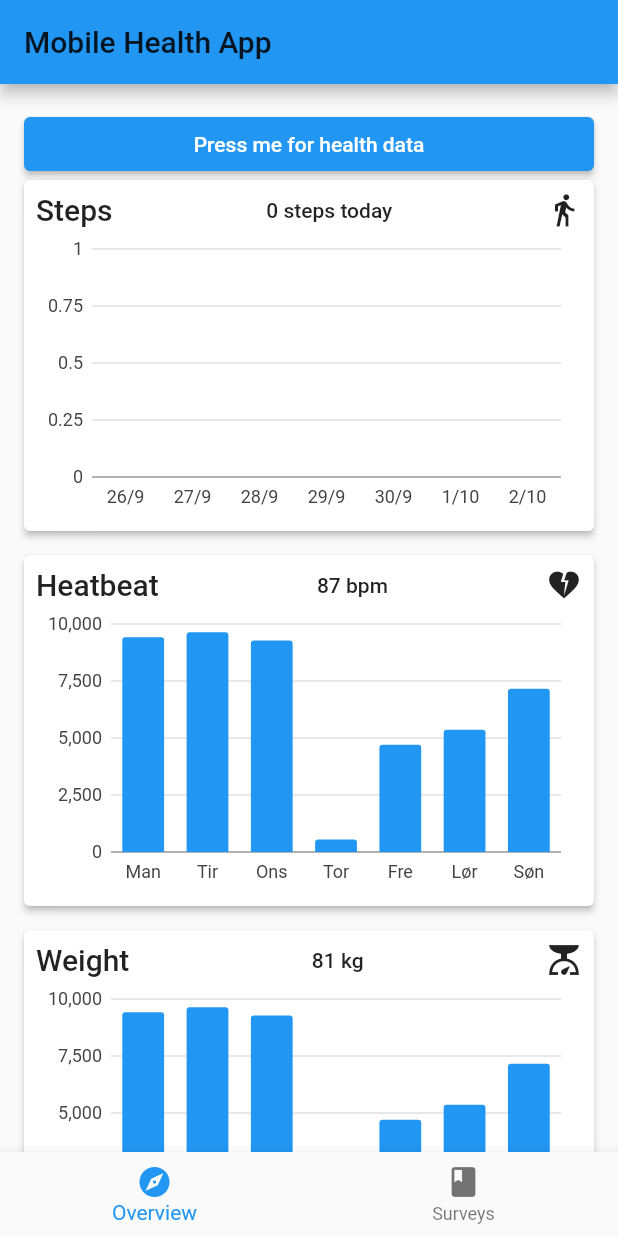
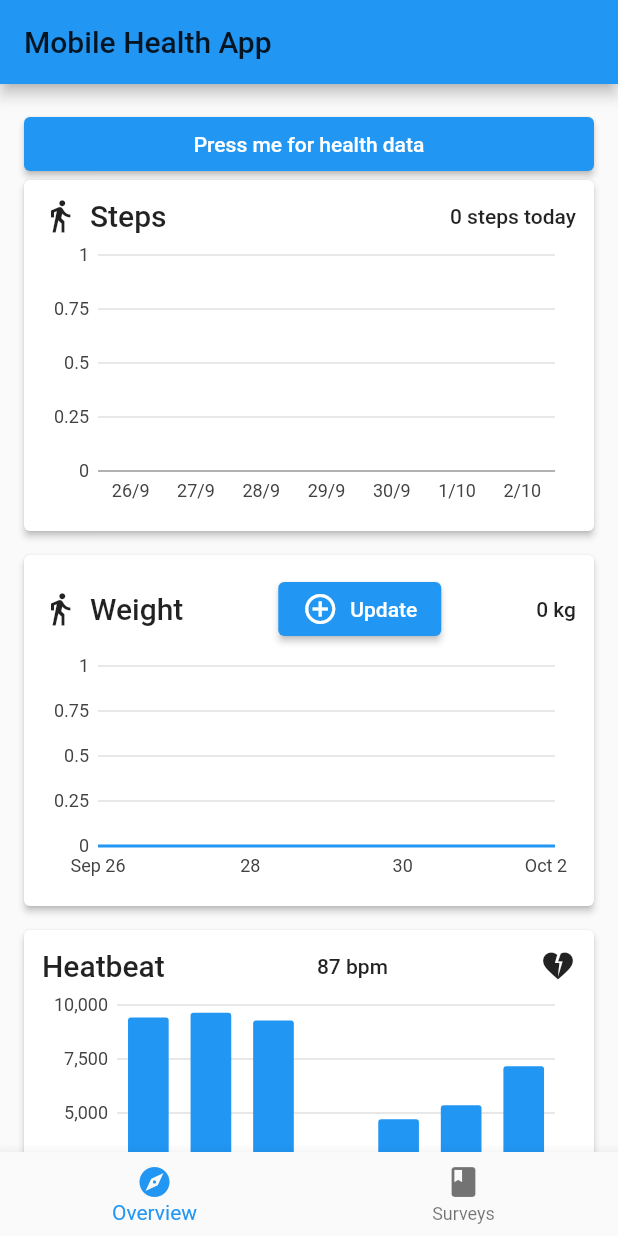
Before and after one commit to mikklf/flutter_health_app, a Flutter app: the screen it shows after launch, on a phone screen of 412 x 824 dp. Run offline on Flutter 3.47's test engine with Material 2 defaults, Android fonts, the light colour scheme and no system bars; our stand-ins replace bloc, community_charts_flutter, device_info_plus, equatable, flutter_bloc, get_it and 2 more; missing offline and left inert: health, research_package; accounts and stored records are empty.

Commit message:
refactor widgets + rename step provider

```diff
--- a/lib/di.dart
+++ b/lib/di.dart
@@ -6,7 +6,7 @@ import 'package:flutter_health_app/domain/interfaces/survey_provider.dart';
 import 'package:flutter_health_app/domain/interfaces/survey_repository.dart';
 import 'package:flutter_health_app/src/data/dataproviders/inmemory_survey_provider.dart';
 import 'package:flutter_health_app/src/data/dataproviders/sqlite_survey_entry_provider.dart';
-import 'package:flutter_health_app/src/data/dataproviders/health_step_provider.dart';
+import 'package:flutter_health_app/src/data/dataproviders/sqlite_step_provider.dart';
 import 'package:flutter_health_app/src/data/repositories/step_repository.dart';
 import 'package:flutter_health_app/src/data/repositories/survey_entry_repository.dart';
 import 'package:flutter_health_app/src/data/repositories/survey_repository.dart';
@@ -29,7 +29,7 @@ class ServiceLocator {
       services<ISurveyEntryProvider>(),
     ));
 
-    services.registerSingleton<IStepProvider>(HealthStepProvider());
+    services.registerSingleton<IStepProvider>(SqliteStepProvider());
 
     services.registerSingleton<IStepRepository>(StepRepository(
       services<IStepProvider>(),
--- a/lib/src/presentation/screens/overview_screen/overview_screen.dart
+++ b/lib/src/presentation/screens/overview_screen/overview_screen.dart
@@ -27,8 +27,8 @@ class OverviewScreen extends StatelessWidget {
             onPressed: _healthButtonPressed,
             child: const Text("Press me for health data")),
         const StepsWidget(),
+        const WeightWidget(),
         const HeartbeatWidget(),
-        const WeightWidget(),
       ],
     );
   }
--- /dev/null
+++ b/lib/src/presentation/screens/overview_screen/widgets/data_card_box_widget.dart
@@ -0,0 +1,21 @@
+import 'package:flutter/material.dart';
+
+class DataCardBoxWidget extends StatelessWidget {
+  final Widget? child;
+
+  const DataCardBoxWidget({super.key, this.child});
+
+  @override
+  Widget build(BuildContext context) {
+    return SizedBox(
+        height: 250,
+        child: Card(
+          margin: const EdgeInsets.only(bottom: 16),
+          elevation: 2,
+          child: Padding(
+            padding: const EdgeInsets.all(12.0),
+            child: child,
+          ),
+        ));
+  }
+}
--- a/lib/src/presentation/screens/overview_screen/widgets/heartbeat_widget.dart
+++ b/lib/src/presentation/screens/overview_screen/widgets/heartbeat_widget.dart
@@ -1,7 +1,9 @@
 import 'dart:math';
 
 import 'package:flutter/material.dart';
-import 'package:community_charts_flutter/community_charts_flutter.dart' as charts;
+import 'package:community_charts_flutter/community_charts_flutter.dart'
+    as charts;
+import 'package:flutter_health_app/src/presentation/screens/overview_screen/widgets/data_card_box_widget.dart';
 
 class HeartbeatWidget extends StatelessWidget {
   const HeartbeatWidget({
@@ -10,30 +12,20 @@ class HeartbeatWidget extends StatelessWidget {
 
   @override
   Widget build(BuildContext context) {
-    return SizedBox(
-        height: 250,
-        child: Card(
-          margin: const EdgeInsets.only(bottom: 16),
-          elevation: 2,
-          child: Padding(
-            padding: const EdgeInsets.all(8.0),
+    return DataCardBoxWidget(
         child: Column(children: [
       Row(
         mainAxisAlignment: MainAxisAlignment.spaceBetween,
         children: [
-                  Text("Heatbeat",
-                      style: Theme.of(context).textTheme.titleLarge),
-                  Text("87 bpm",
-                      style: Theme.of(context).textTheme.bodyLarge),
+          Text("Heatbeat", style: Theme.of(context).textTheme.titleLarge),
+          Text("87 bpm", style: Theme.of(context).textTheme.bodyLarge),
           const Icon(Icons.heart_broken),
         ],
       ),
       Expanded(
         child: SimpleBarChart.withRandomData(),
       ),
-            ]),
-          ),
-        ));
+    ]));
   }
 }
 
--- a/lib/src/presentation/screens/overview_screen/widgets/steps_widget.dart
+++ b/lib/src/presentation/screens/overview_screen/widgets/steps_widget.dart
@@ -7,6 +7,7 @@ import 'package:flutter_health_app/domain/interfaces/step_repository.dart';
 import 'package:flutter_health_app/src/business_logic/cubit/steps_cubit.dart';
 import 'package:flutter_health_app/src/business_logic/cubit/sync_cubit.dart';
 import 'package:flutter_health_app/src/data/models/steps.dart';
+import 'package:flutter_health_app/src/presentation/screens/overview_screen/widgets/data_card_box_widget.dart';
 
 class StepsWidget extends StatelessWidget {
   const StepsWidget({
@@ -27,19 +28,14 @@ class StepsWidget extends StatelessWidget {
         },
         child: BlocBuilder<StepsCubit, StepsCubitState>(
           builder: (context, state) {
-            return SizedBox(
-                height: 250,
-                child: Card(
-                  margin: const EdgeInsets.only(bottom: 16),
-                  elevation: 2,
-                  child: Padding(
-                    padding: const EdgeInsets.all(8.0),
-                    child: Column(children: [
-                      _buildHeader(context, state),
-                      _buildChart(context, state),
-                    ]),
-                  ),
-                ));
+            return DataCardBoxWidget(
+              child: Column(
+                children: [
+                  _buildHeader(context, state),
+                  _buildChart(context, state),
+                ],
+              ),
+            );
           },
         ),
       ),
@@ -50,10 +46,15 @@ class StepsWidget extends StatelessWidget {
     return Row(
       mainAxisAlignment: MainAxisAlignment.spaceBetween,
       children: [
-        Text("Steps", style: Theme.of(context).textTheme.titleLarge),
+        Row(
+          children: [
+            const Icon(Icons.directions_walk),
+            const SizedBox(width: 8),
+            Text("Steps", style: Theme.of(context).textTheme.titleLarge),
+          ],
+        ),
         Text("${state.stepsToday} steps today",
             style: Theme.of(context).textTheme.bodyLarge),
-        const Icon(Icons.directions_walk),
       ],
     );
   }
--- a/lib/src/presentation/screens/overview_screen/widgets/weight_widget.dart
+++ b/lib/src/presentation/screens/overview_screen/widgets/weight_widget.dart
@@ -1,8 +1,16 @@
-import 'dart:math';
+import 'dart:convert';
 
 import 'package:flutter/material.dart';
-import 'package:community_charts_flutter/community_charts_flutter.dart' as charts;
-
+import 'package:community_charts_flutter/community_charts_flutter.dart'
+    as charts;
+import 'package:flutter_bloc/flutter_bloc.dart';
+import 'package:flutter_health_app/di.dart';
+import 'package:flutter_health_app/domain/interfaces/step_repository.dart';
+import 'package:flutter_health_app/src/business_logic/cubit/steps_cubit.dart';
+import 'package:flutter_health_app/src/business_logic/cubit/sync_cubit.dart';
+import 'package:flutter_health_app/src/data/models/steps.dart';
+import 'package:flutter_health_app/src/presentation/screens/overview_screen/widgets/data_card_box_widget.dart';
+import 'package:research_package/research_package.dart';
 
 class WeightWidget extends StatelessWidget {
   const WeightWidget({
@@ -11,80 +19,107 @@ class WeightWidget extends StatelessWidget {
 
   @override
   Widget build(BuildContext context) {
-    return SizedBox(
-        height: 250,
-        child: Card(
-          margin: const EdgeInsets.only(bottom: 16),
-          elevation: 2,
-          child: Padding(
-            padding: const EdgeInsets.all(8.0),
+    return BlocProvider(
+      create: (_) => StepsCubit(
+        services.get<IStepRepository>(),
+      ),
+      child: BlocListener<SyncCubit, SyncState>(
+        listener: (context, state) {
+          if (state.isSyncing == false) {
+            context.read<StepsCubit>().getLastestSteps(7);
+          }
+        },
+        child: BlocBuilder<StepsCubit, StepsCubitState>(
+          builder: (context, state) {
+            return DataCardBoxWidget(
                 child: Column(children: [
-              Row(
+              _buildHeader(context, state),
+              _buildChart(context, state),
+            ]));
+          },
+        ),
+      ),
+    );
+  }
+
+  Widget _buildHeader(BuildContext context, StepsCubitState state) {
+    return Row(
       mainAxisAlignment: MainAxisAlignment.spaceBetween,
       children: [
-                  Text("Weight",
-                      style: Theme.of(context).textTheme.titleLarge),
-                  Text("81 kg",
-                      style: Theme.of(context).textTheme.bodyLarge),
-                  const Icon(Icons.scale),
+        Row(
+          children: [
+            const Icon(Icons.directions_walk),
+            const SizedBox(width: 8),
+            Text("Weight", style: Theme.of(context).textTheme.titleLarge),
           ],
         ),
-              Expanded(
-                child: SimpleBarChart.withRandomData(),
-              ),
-            ]),
-          ),
-        ));
-  }
+        ElevatedButton(
+          onPressed: () {
+            var task = RPOrderedTask(
+              identifier: "weight",
+              steps: [
+                RPQuestionStep(
+                    identifier: "weight",
+                    title: "Update weight for today",
+                    answerFormat: RPDoubleAnswerFormat(
+                        minValue: 25, maxValue: 500, suffix: "kg"))
+              ],
+            );
+
+            Navigator.push(
+              context,
+              MaterialPageRoute(
+                builder: (context) => RPUITask(
+                  task: task,
+                  onSubmit: (RPTaskResult result) async {
+                    String _encode(Object object) =>
+                        const JsonEncoder.withIndent(' ').convert(object);
+                    void printWrapped(String text) {
+                      final pattern =
+                          RegExp('.{1,800}'); // 800 is the size of each chunk
+                      pattern
+                          .allMatches(text)
+                          .forEach((match) => print(match.group(0)));
                     }
 
-
-class SimpleBarChart extends StatelessWidget {
-  final List<charts.Series<dynamic, String>> seriesList;
-  final bool animate;
-
-  const SimpleBarChart(this.seriesList, {super.key, this.animate = false});
-
-  factory SimpleBarChart.withRandomData() {
-    return SimpleBarChart(_createRandomData());
+                    printWrapped(_encode(result));
+                  },
+                  onCancel: (RPTaskResult? result) {
+                    // Do cancellation logic here
+                  },
+                ),
+              ),
+            );
+          },
+          child: const Row(
+            children: [
+              Icon(Icons.add_circle_outline),
+              SizedBox(width: 8),
+              Text("Update"),
+            ],
+          ),
+        ),
+        Text("${state.stepsToday} kg",
+            style: Theme.of(context).textTheme.bodyLarge),
+      ],
+    );
   }
 
-  /// Returns random data for demonstration.
-  static List<charts.Series<SensorEntry, String>> _createRandomData() {
-    final random = Random();
-
-    final data = [
-      SensorEntry('Man', random.nextInt(10000)),
-      SensorEntry('Tir', random.nextInt(10000)),
-      SensorEntry('Ons', random.nextInt(10000)),
-      SensorEntry('Tor', random.nextInt(10000)),
-      SensorEntry('Fre', random.nextInt(10000)),
-      SensorEntry('Lør', random.nextInt(10000)),
-      SensorEntry('Søn', random.nextInt(10000)),
+  Widget _buildChart(BuildContext context, StepsCubitState state) {
+    var chartData = [
+      charts.Series<Steps, DateTime>(
+        id: 'Data',
+        domainFn: (Steps x, _) => x.date,
+        measureFn: (Steps x, _) => x.steps,
+        data: state.stepsList,
+      )
     ];
 
-    return [
-      charts.Series<SensorEntry, String>(
-        id: 'Data',
-        domainFn: (SensorEntry sales, _) => sales.day,
-        measureFn: (SensorEntry sales, _) => sales.value,
-        data: data,
-      )
-    ];
-  }
-
-  @override
-  Widget build(BuildContext context) {
-    return charts.BarChart(
-      seriesList,
-      animate: animate,
+    return Expanded(
+      child: charts.TimeSeriesChart(
+        chartData,
+        animate: false,
+      ),
     );
   }
 }
-
-class SensorEntry {
-  final String day;
-  final int value;
-
-  SensorEntry(this.day, this.value);
-}
```
Also changed, not shown: lib/src/data/dataproviders/sqlite_step_provider.dart (added, +81 -0 lines). Lines whose indentation alone changed are shown as unchanged.
